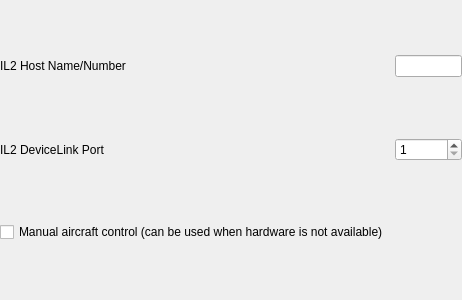
Above: ground/src/plugins/hitlil2/hitlil2optionspage.ui from openpilot/OpenPilot before the change. Below: the same form after it.
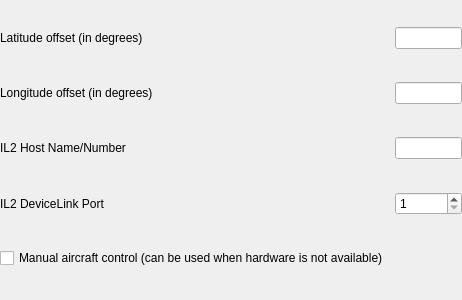
That is the form after the change.

Patch:
```diff
--- a/ground/src/plugins/hitlil2/hitlil2optionspage.ui
+++ b/ground/src/plugins/hitlil2/hitlil2optionspage.ui
@@ -63,16 +63,36 @@
      </property>
     </widget>
    </item>
-   <item row="0" column="2">
+   <item row="2" column="2">
     <widget class="QLineEdit" name="Il2HostName"/>
    </item>
-   <item row="0" column="1">
+   <item row="2" column="1">
     <widget class="QLabel" name="label_2">
      <property name="text">
       <string>IL2 Host Name/Number</string>
      </property>
     </widget>
    </item>
+   <item row="1" column="2">
+    <widget class="QLineEdit" name="Il2Longitude"/>
+   </item>
+   <item row="1" column="1">
+    <widget class="QLabel" name="label_1">
+     <property name="text">
+      <string>Longitude offset (in degrees)</string>
+     </property>
+    </widget>
+   </item>
+   <item row="0" column="2">
+    <widget class="QLineEdit" name="Il2Latitude"/>
+   </item>
+   <item row="0" column="1">
+    <widget class="QLabel" name="label_0">
+     <property name="text">
+      <string>Latitude offset (in degrees)</string>
+     </property>
+    </widget>
+   </item>
   </layout>
  </widget>
  <resources/>
```
